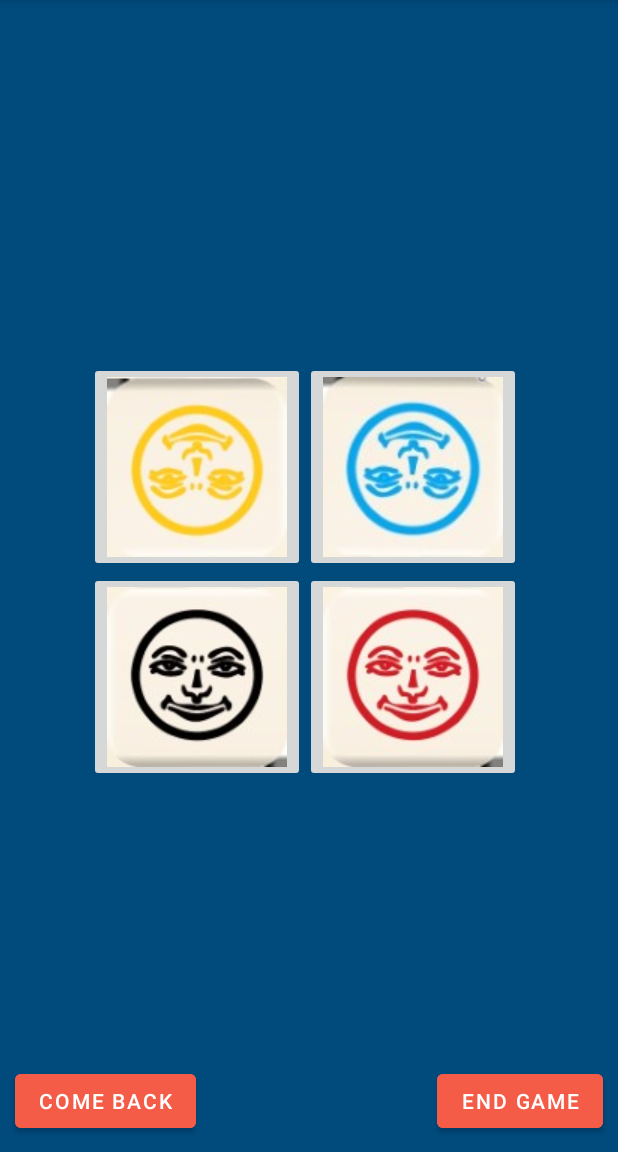
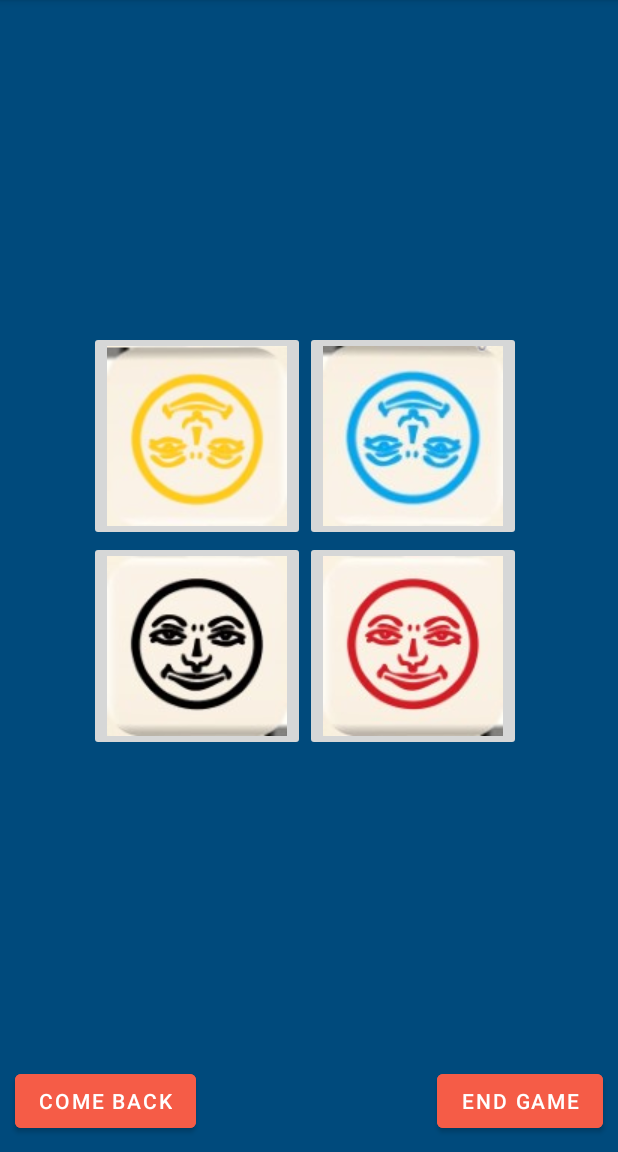
Before and after one commit to naomisettings/GamesClock, an Android app: the fragment RummyFragment placed in its activity, on a phone screen of 412 x 824 dp, the part 84-1236 px from its top. Run offline under Robolectric (Android 15) with nearby library versions, the light colour scheme and no system bars; our stand-ins replace Firebase (no records; nobody signed in at launch, a user with empty details on screens opened directly), data binding, navigation-ui; libraries missing offline, so code that uses them is left out: com.firebase.ui; 12 statements that could not run were skipped.

Commit message:
push master

```diff
--- a/app/src/main/java/cat/raimon/gamesclock/MainActivity.kt
+++ b/app/src/main/java/cat/raimon/gamesclock/MainActivity.kt
@@ -20,5 +20,6 @@ class MainActivity : AppCompatActivity() {
         val navController = this.findNavController(R.id.myNavHostFragment)
         return navController.navigateUp()
     }
-    */
+ */
+
 }
--- a/app/src/main/java/cat/raimon/gamesclock/login/Login.kt
+++ b/app/src/main/java/cat/raimon/gamesclock/login/Login.kt
@@ -72,5 +72,4 @@ class Login : Fragment() {
         }
     }
 
-
 }
--- a/app/src/main/java/cat/raimon/gamesclock/login/MenuFragment.kt
+++ b/app/src/main/java/cat/raimon/gamesclock/login/MenuFragment.kt
@@ -1,15 +1,17 @@
 package cat.raimon.gamesclock.login
 
+import android.app.Activity
+import android.content.Context
 import android.os.Bundle
 import androidx.fragment.app.Fragment
 import android.view.LayoutInflater
 import android.view.View
 import android.view.ViewGroup
+import android.view.inputmethod.InputMethodManager
 import androidx.databinding.DataBindingUtil
 import androidx.navigation.fragment.findNavController
 import cat.raimon.gamesclock.R
 import cat.raimon.gamesclock.databinding.FragmentMenuBinding
-import cat.raimon.gamesclock.databinding.FragmentRummyBinding
 import com.google.android.material.snackbar.Snackbar
 
 class MenuFragment : Fragment() {
@@ -48,6 +50,7 @@ class MenuFragment : Fragment() {
                     findNavController().navigate(
                         MenuFragmentDirections.actionMenuFragmentToRummyFragment(time, listPlayers.toTypedArray())
                     )
+                    hideKeyboard()
                 } else {
                     listPlayers.clear()
                     view?.let {
@@ -127,4 +130,17 @@ class MenuFragment : Fragment() {
         return countCheckBoxes
     }
 
+    /**
+     * Hide keyboard
+     */
+
+    private fun Context.hideKeyboard(view: View) {
+        val inputMethodManager =
+            getSystemService(Activity.INPUT_METHOD_SERVICE) as InputMethodManager
+        inputMethodManager.hideSoftInputFromWindow(view.windowToken, 0)
+    }
+
+    private fun Fragment.hideKeyboard() {
+        view?.let { activity?.hideKeyboard(it) }
+    }
 }
--- a/app/src/main/java/cat/raimon/gamesclock/rummikub/RummyFragment.kt
+++ b/app/src/main/java/cat/raimon/gamesclock/rummikub/RummyFragment.kt
@@ -4,6 +4,7 @@ import android.graphics.Color
 import android.media.MediaPlayer
 import android.os.Bundle
 import android.os.CountDownTimer
+import android.view.KeyEvent
 import android.view.LayoutInflater
 import android.view.View
 import android.view.ViewGroup
@@ -41,13 +42,13 @@ class RummyFragment : Fragment() {
 
         timerFun()
 
-        binding.bttnEndGame.setOnClickListener {
-
-        }
-
         binding.bttnBack.setOnClickListener {
             findNavController().navigate(R.id.action_rummyFragment_to_menuFragment)
             mediaPlayer.stop()
+            mediaPlayerBip.stop()
+        }
+        binding.bttnEndGame.setOnClickListener {
+
         }
 
         return binding.root
@@ -171,6 +172,7 @@ class RummyFragment : Fragment() {
         }
 
     }
+
     private fun playerTurnFour(timer: CountDownTimer) {
 
         binding.bttnPlayer1.setOnClickListener {
@@ -247,6 +249,7 @@ class RummyFragment : Fragment() {
             timer.start()
         }
     }
+
     private fun timerFun() {
         val timer = object : CountDownTimer(args.time * 1000, 1000) {
             var minutes = 0
@@ -313,4 +316,16 @@ class RummyFragment : Fragment() {
         }
     }
 
+    /**
+     * Disable Back Button
+     */
+    override fun onResume() {
+        super.onResume()
+        this.requireView().isFocusableInTouchMode = true
+        this.requireView().requestFocus()
+        this.requireView().setOnKeyListener { _, keyCode, _ ->
+            keyCode == KeyEvent.KEYCODE_BACK
+        }
+    }
+
 }
--- a/app/src/main/res/layout/fragment_rummy.xml
+++ b/app/src/main/res/layout/fragment_rummy.xml
@@ -21,9 +21,9 @@
                 android:layout_marginStart="16dp"
                 android:layout_marginTop="16dp"
                 android:layout_marginEnd="16dp"
-                android:layout_marginBottom="16dp"
-                app:layout_constraintBottom_toBottomOf="parent"
+                app:layout_constraintBottom_toTopOf="@+id/bttnEndGame"
                 app:layout_constraintEnd_toEndOf="parent"
+                app:layout_constraintHorizontal_bias="0.5"
                 app:layout_constraintStart_toStartOf="parent"
                 app:layout_constraintTop_toTopOf="parent">
 
@@ -99,20 +99,20 @@
 
             <TextView
                 android:id="@+id/ttxTime1"
+                style="@style/time"
                 app:layout_constraintBottom_toTopOf="@+id/gridLayout"
                 app:layout_constraintEnd_toEndOf="parent"
                 app:layout_constraintStart_toStartOf="parent"
-                app:layout_constraintTop_toTopOf="parent"
-                style="@style/time" />
+                app:layout_constraintTop_toTopOf="parent" />
 
             <TextView
                 android:id="@+id/txTime2"
+                style="@style/time"
                 android:layout_width="wrap_content"
                 android:layout_height="wrap_content"
-                app:layout_constraintBottom_toBottomOf="parent"
+                app:layout_constraintBottom_toTopOf="@+id/bttnBack"
                 app:layout_constraintEnd_toEndOf="parent"
                 app:layout_constraintStart_toStartOf="parent"
-                style="@style/time"
                 app:layout_constraintTop_toBottomOf="@+id/gridLayout" />
 
             <Button
--- a/app/src/main/res/navigation/navigation.xml
+++ b/app/src/main/res/navigation/navigation.xml
@@ -16,7 +16,8 @@
             app:argType="string[]" />
         <action
             android:id="@+id/action_login_to_menuFragment"
-            app:destination="@id/menuFragment" />
+            app:destination="@id/menuFragment"
+            app:popUpTo="@id/menuFragment" />
     </fragment>
     <fragment
         android:id="@+id/rummyFragment"
@@ -31,7 +32,8 @@
             app:argType="string[]" />
         <action
             android:id="@+id/action_rummyFragment_to_menuFragment"
-            app:destination="@id/menuFragment" />
+            app:destination="@id/menuFragment"
+            app:popUpTo="@id/menuFragment" />
     </fragment>
     <fragment
         android:id="@+id/menuFragment"
@@ -40,6 +42,7 @@
         tools:layout="@layout/fragment_menu">
         <action
             android:id="@+id/action_menuFragment_to_rummyFragment"
-            app:destination="@id/rummyFragment" />
+            app:destination="@id/rummyFragment"
+            app:popUpTo="@id/rummyFragment" />
     </fragment>
 </navigation>
```
